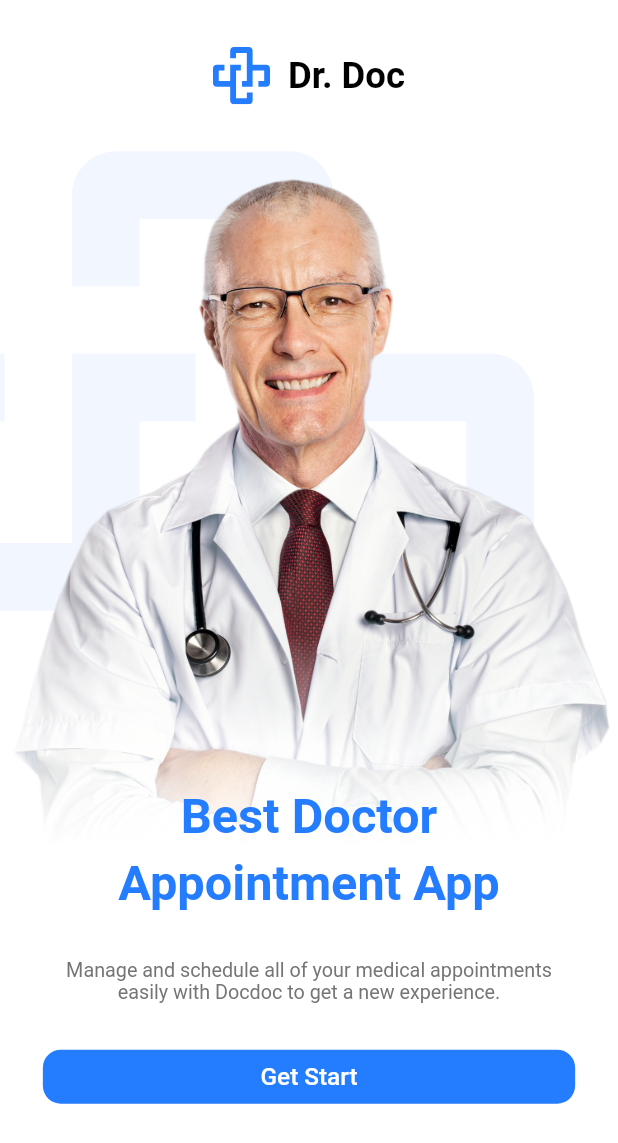
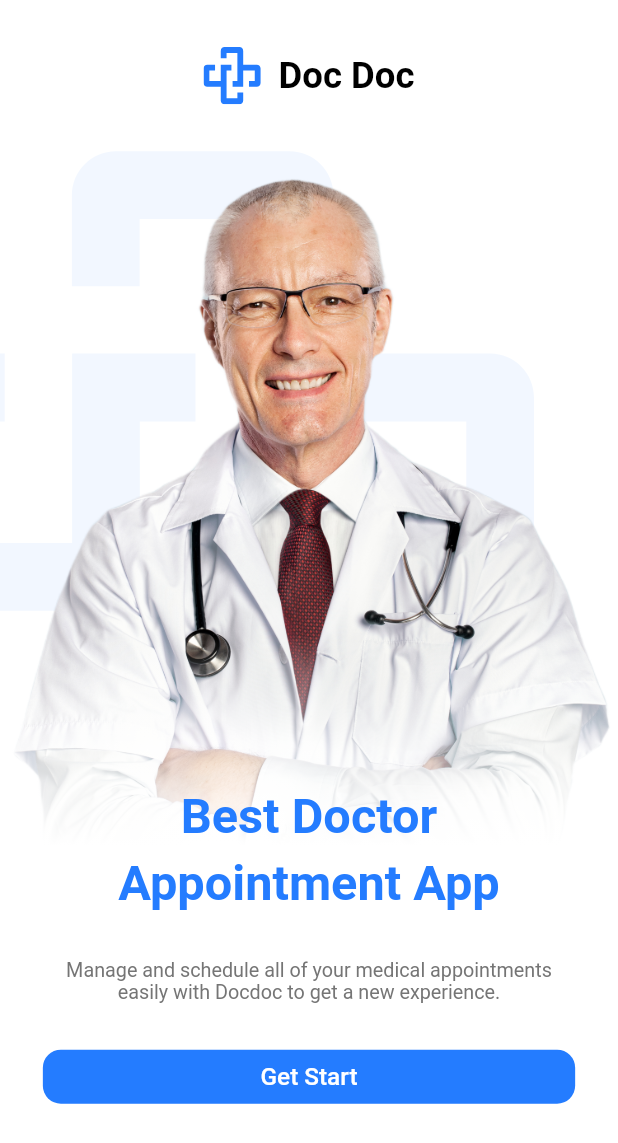
Before and after one commit to NadeenRR/dr_doc, a Flutter app: the screen it shows after launch, on a phone screen of 412 x 824 dp. Shown: the top 1143 px of the screen. Run offline on Flutter 3.47's test engine with Material 2 defaults, Android fonts, the light colour scheme and no system bars; our stand-ins replace flutter_screenutil, flutter_svg.

Commit message:
edit name for doc doc

```diff
--- a/lib/features/onBoarding/widgets/doc_logo_and_name.dart
+++ b/lib/features/onBoarding/widgets/doc_logo_and_name.dart
@@ -15,7 +15,7 @@ class DocLogoAndName extends StatelessWidget {
         SvgPicture.asset('assets/svgs/drdoc_logo.svg'),
         SizedBox(width: 10.w),
         Text(
-          'Dr. Doc',
+          'Doc Doc',
           style: TextStyles.font24Black700Weight,
         )
       ],
```
